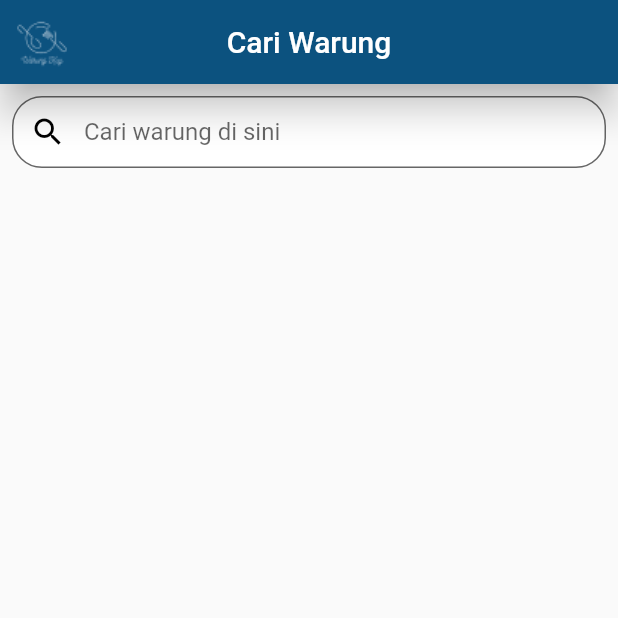
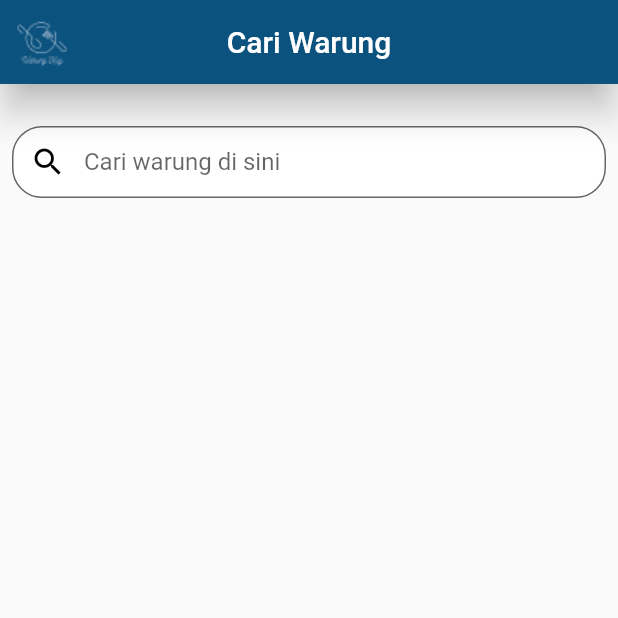
Before and after one commit to Bluemorpho61/WarungKuy-Mobile, a Flutter app: the Cariwarung screen opened directly, on a phone screen of 412 x 824 dp, the top half of it. Run offline on Flutter 3.47's test engine with Material 2 defaults, Android fonts, the phone set to English and light mode, and no system bars; our stand-ins replace flutter_typeahead, google_fonts.

Commit message:
fitur search sudah dikerjakan tapi belum selesai

```diff
--- a/lib/users/cariwarung.dart
+++ b/lib/users/cariwarung.dart
@@ -1,6 +1,7 @@
 import 'package:flutter/material.dart';
 import 'package:warungkuy_mobile/constans.dart';
 import 'package:warungkuy_mobile/constans.dart';
+import 'package:flutter_typeahead/flutter_typeahead.dart';
 
 class Cariwarung extends StatefulWidget {
   @override
@@ -8,6 +9,10 @@ class Cariwarung extends StatefulWidget {
 }
 
 class _CariwarungState extends State<Cariwarung> {
+  void updateList(String value) {
+    setState(() {});
+  }
+
   @override
   Widget build(BuildContext context) {
     return Scaffold(
@@ -22,7 +27,15 @@ class _CariwarungState extends State<Cariwarung> {
       ),
       body: Padding(
         padding: const EdgeInsets.all(8),
-        child: TextFormField(
+        child: Column(
+            mainAxisAlignment: MainAxisAlignment.start,
+            crossAxisAlignment: CrossAxisAlignment.start,
+            children: [
+              SizedBox(
+                height: 20.0,
+              ),
+              TextField(
+                onChanged: (value) => updateList(value),
                 decoration: InputDecoration(
                   filled: true,
                   fillColor: Colors.white,
@@ -31,11 +44,17 @@ class _CariwarungState extends State<Cariwarung> {
                   ),
                   hintText: 'Cari warung di sini',
                   contentPadding: EdgeInsets.all(0),
-          prefixIcon: Icon(Icons.search, color: Colors.black,),
+                  prefixIcon: Icon(
+                    Icons.search,
+                    color: Colors.black,
                   ),
                 ),
               ),
-
+              SizedBox(
+                height: 20.0,
+              ),
+            ]),
+      ),
     );
   }
 }
--- a/pubspec.yaml
+++ b/pubspec.yaml
@@ -39,6 +39,7 @@ dependencies:
   http: ^0.13.5
   google_fonts: ^3.0.1
   url_launcher: ^6.1.7
+  flutter_typeahead: ^4.1.1
 
 dev_dependencies:
   flutter_test:
```
Also changed, not shown: pubspec.lock. Lines whose indentation alone changed are shown as unchanged.
